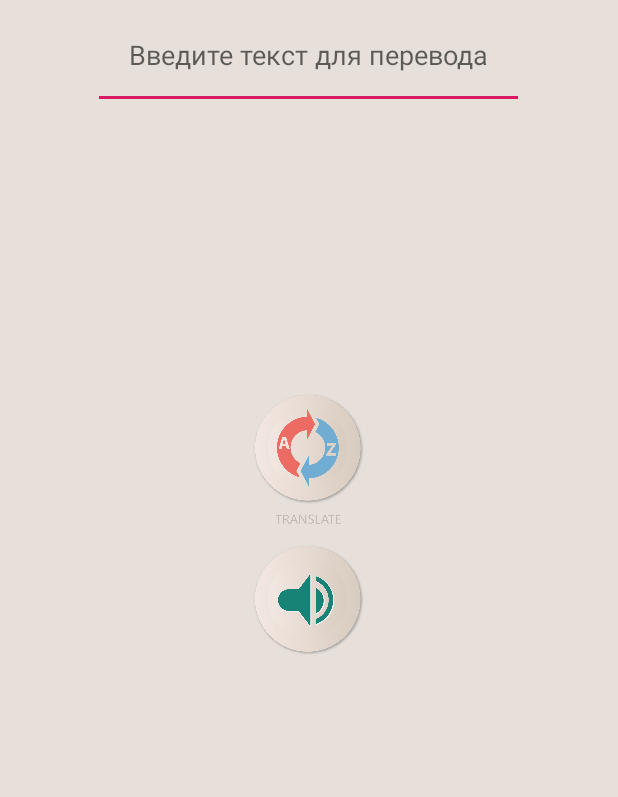
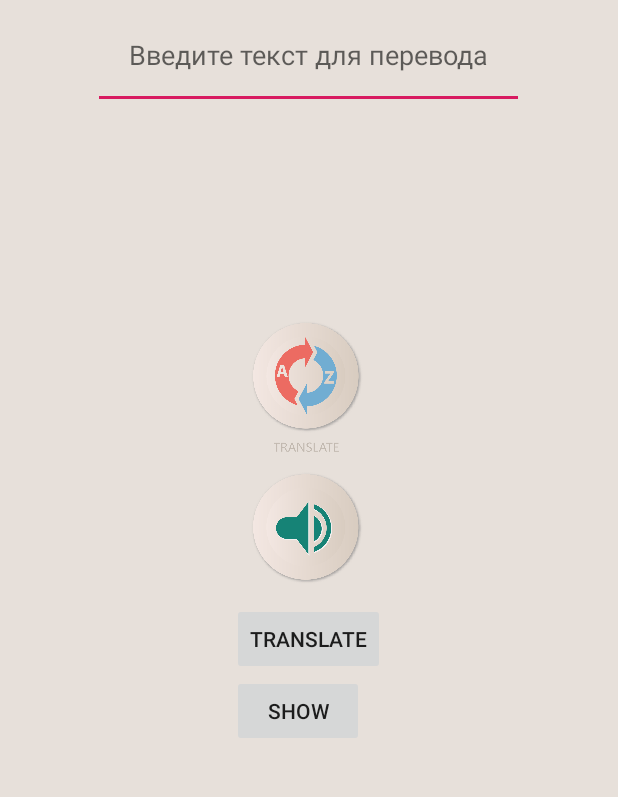
Before and after one commit to DenisMalanichev/PhotoEng, an Android app: the MainScreen screen opened directly, with no data from a screen before it, on a phone screen of 412 x 824 dp, the part 84-881 px from its top. Run offline under Robolectric (Android 15) with nearby library versions, the phone set to English and light mode, and no system bars; libraries missing offline, so code that uses them is left out: com.googlecode.tesseract.

Commit message:
tess-two

```diff
--- /dev/null
+++ b/app/src/main/java/com/example/photoeng/DBHelper.java
@@ -0,0 +1,35 @@
+package com.example.photoeng;
+
+import android.content.Context;
+import android.database.sqlite.SQLiteDatabase;
+import android.database.sqlite.SQLiteOpenHelper;
+
+public class DBHelper  extends SQLiteOpenHelper{
+
+    public static final int DATABASE_VERSION = 1;
+    public static final String DATABASE_NAME = "contactDb";
+    public static final String TABLE_CONTACTS = "contacts";
+
+    public static final String KEY_ID = "_id";
+    public static final String KEY_NAME = "name";
+
+
+    public DBHelper(Context context) {
+        super(context, DATABASE_NAME, null, DATABASE_VERSION);
+    }
+
+    @Override
+    public void onCreate(SQLiteDatabase db) {
+        db.execSQL("create table " + TABLE_CONTACTS + "(" + KEY_ID
+                + " integer primary key," + KEY_NAME + " text"  + ")");
+
+    }
+
+    @Override
+    public void onUpgrade(SQLiteDatabase db, int oldVersion, int newVersion) {
+        db.execSQL("drop table if exists " + TABLE_CONTACTS);
+
+        onCreate(db);
+
+    }
+}
--- a/app/src/main/java/com/example/photoeng/MainScreen.java
+++ b/app/src/main/java/com/example/photoeng/MainScreen.java
@@ -1,7 +1,10 @@
 package com.example.photoeng;
 
 
+        import android.content.ContentValues;
         import android.content.Context;
+        import android.database.Cursor;
+        import android.database.sqlite.SQLiteDatabase;
         import android.graphics.Bitmap;
         import android.net.ConnectivityManager;
         import android.net.NetworkInfo;
@@ -13,6 +16,8 @@ package com.example.photoeng;
         import android.widget.EditText;
         import android.widget.ImageButton;
         import android.widget.TextView;
+        import android.widget.Toast;
+
         import com.googlecode.tesseract.android.TessBaseAPI;
         import java.io.BufferedReader;
         import java.io.File;
@@ -53,7 +58,10 @@ public class MainScreen extends MainActivity {
     private String[] linesArrayY;
     private String[] linesArrayZ;
     private ImageButton SayButton;
+    private Button SaveButton;
+    private  Button ShowButton;
     private TextToSpeech TTS;
+    DBHelper dbhelper;
 
 
 
@@ -65,8 +73,11 @@ public class MainScreen extends MainActivity {
         Translate =  findViewById(R.id.research_button);
         TextReader =  findViewById(R.id.text_reader);
         TranslatedWord =  findViewById(R.id.translated_word);
+        SaveButton = findViewById(R.id.save_button);
+        ShowButton = findViewById(R.id.show_button);
         SayButton =  findViewById(R.id.say);
-
+        dbhelper = new DBHelper(this);
+        SQLiteDatabase database;
 
         TTS = new TextToSpeech(this, new TextToSpeech.OnInitListener() {
             @Override
@@ -353,6 +364,33 @@ public class MainScreen extends MainActivity {
 
             }
         });
+        SaveButton.setOnClickListener(new View.OnClickListener() {
+            @Override
+            public void onClick(View v) {
+                SQLiteDatabase database = dbhelper.getWritableDatabase();
+
+                ContentValues contentValues = new ContentValues();
+
+                contentValues.put(DBHelper.KEY_NAME, TextReader.getText().toString());
+                database.insert(DBHelper.TABLE_CONTACTS, null, contentValues);
+                Cursor cursor = database.query(DBHelper.TABLE_CONTACTS, null, null,
+                        null, null, null, null);
+                if (cursor.moveToFirst()) {
+                    int idIndex = cursor.getColumnIndex(DBHelper.KEY_ID);
+                    int nameIndex = cursor.getColumnIndex(DBHelper.KEY_NAME);
+                    do {
+                        Log.d("mLog", "ID = " + cursor.getInt(idIndex) +
+                                ", name = " + cursor.getString(nameIndex));
+                        Toast.makeText(MainScreen.this, cursor.getString(nameIndex), Toast.LENGTH_LONG).show();
+                    } while (cursor.moveToNext());
+                } else
+                    Log.d("mLog","0 rows");
+                database.delete(DBHelper.TABLE_CONTACTS, null, null);
+                dbhelper.close();
+                cursor.close();
+            }
+        });
+
     }
 
     @Override
--- a/app/src/main/res/layout/activity_main_screen.xml
+++ b/app/src/main/res/layout/activity_main_screen.xml
@@ -40,6 +40,16 @@
             android:scaleType="centerCrop"
             android:background="@drawable/background"
             android:id="@+id/say"/>
+        <Button
+            android:layout_width="wrap_content"
+            android:layout_height="wrap_content"
+            android:text="translate"
+            android:id="@+id/save_button"/>
+        <Button
+            android:layout_width="wrap_content"
+            android:layout_height="wrap_content"
+            android:text="show"
+            android:id="@+id/show_button"/>
 
         <TextView
             android:layout_width="match_parent"
```
